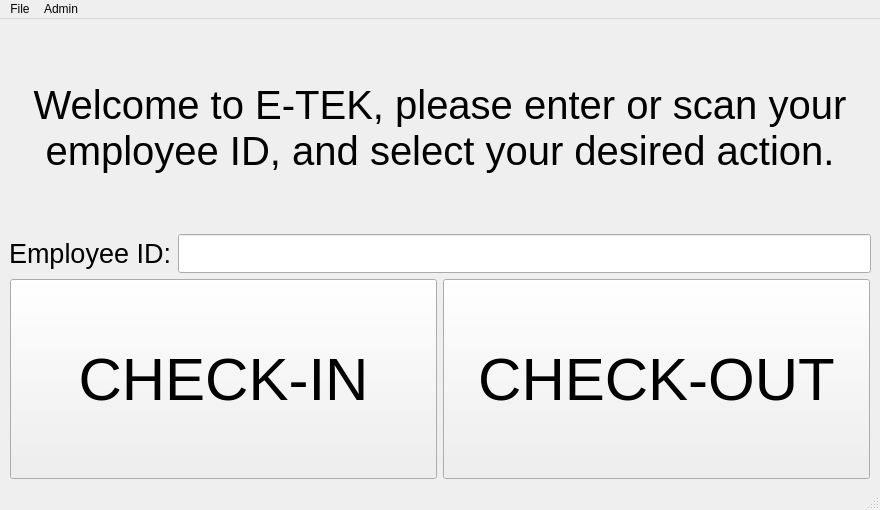
Capstone-RFID/Code, file ui/Etek_main_window.ui: the form before one commit.
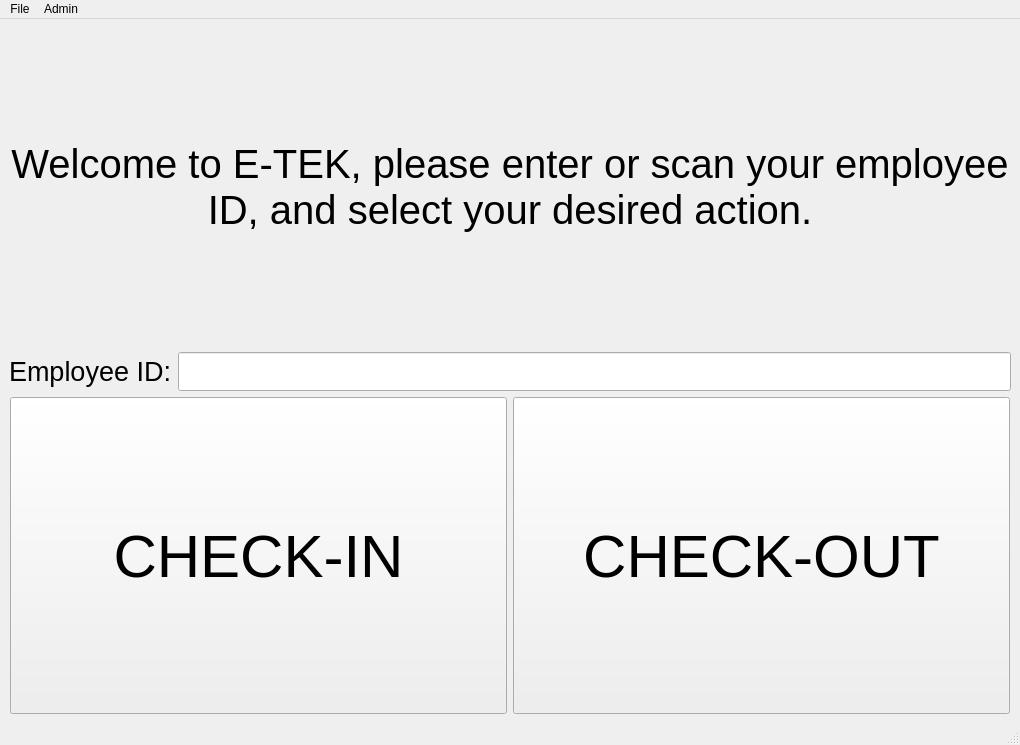
The form after the commit.

Commit message:
Cosmetic changes to check-in window GUI
Fixed sizes of pushbuttons to 208x113 in layout.

corrected "check out" to "check-in" for user prompt.

The edit to the form file:
```diff
--- a/ui/Etek_main_window.ui
+++ b/ui/Etek_main_window.ui
@@ -6,8 +6,8 @@
    <rect>
     <x>0</x>
     <y>0</y>
-    <width>880</width>
-    <height>510</height>
+    <width>1020</width>
+    <height>745</height>
    </rect>
   </property>
   <property name="windowTitle">
@@ -117,7 +117,7 @@
     <rect>
      <x>0</x>
      <y>0</y>
-     <width>880</width>
+     <width>1020</width>
      <height>21</height>
     </rect>
    </property>
```
Left out of the diff: 4 changed lines with no effect on the pictures. The commit also changes 1 other file.
